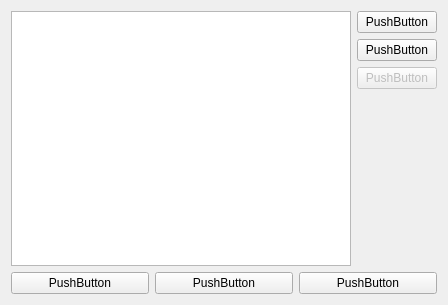
The window that ui/form.ui (jonaslindemann/compute-course-public) describes before a commit, drawn with Qt 5.
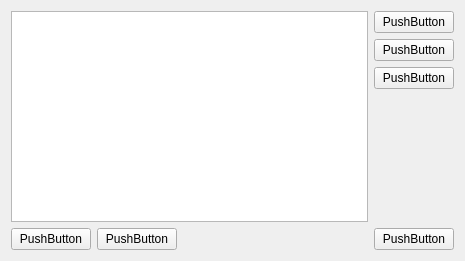
The same window after the commit.

Diff of the .ui file:
```diff
--- a/ui/form.ui
+++ b/ui/form.ui
@@ -6,8 +6,8 @@
    <rect>
     <x>0</x>
     <y>0</y>
-    <width>448</width>
-    <height>305</height>
+    <width>465</width>
+    <height>261</height>
    </rect>
   </property>
   <property name="windowTitle">
@@ -19,7 +19,7 @@
      <item>
       <layout class="QHBoxLayout" name="horizontalLayout_2">
        <item>
-        <widget class="QTextBrowser" name="textBrowser"/>
+        <widget class="QTextEdit" name="textEdit"/>
        </item>
        <item>
         <layout class="QVBoxLayout" name="verticalLayout">
@@ -31,17 +31,14 @@
           </widget>
          </item>
          <item>
-          <widget class="QPushButton" name="pushButton_2">
+          <widget class="QPushButton" name="pushButton_5">
            <property name="text">
             <string>PushButton</string>
            </property>
           </widget>
          </item>
          <item>
-          <widget class="QPushButton" name="pushButton_3">
-           <property name="enabled">
-            <bool>false</bool>
-           </property>
+          <widget class="QPushButton" name="pushButton_6">
            <property name="text">
             <string>PushButton</string>
            </property>
@@ -74,14 +71,27 @@
         </widget>
        </item>
        <item>
-        <widget class="QPushButton" name="pushButton_5">
+        <widget class="QPushButton" name="pushButton_2">
          <property name="text">
           <string>PushButton</string>
          </property>
         </widget>
        </item>
        <item>
-        <widget class="QPushButton" name="pushButton_6">
+        <spacer name="horizontalSpacer">
+         <property name="orientation">
+          <enum>Qt::Horizontal</enum>
+         </property>
+         <property name="sizeHint" stdset="0">
+          <size>
+           <width>40</width>
+           <height>20</height>
+          </size>
+         </property>
+        </spacer>
+       </item>
+       <item>
+        <widget class="QPushButton" name="pushButton_3">
          <property name="text">
           <string>PushButton</string>
          </property>
```
Left out of the diff: 8 changed lines with no effect on the pictures.
